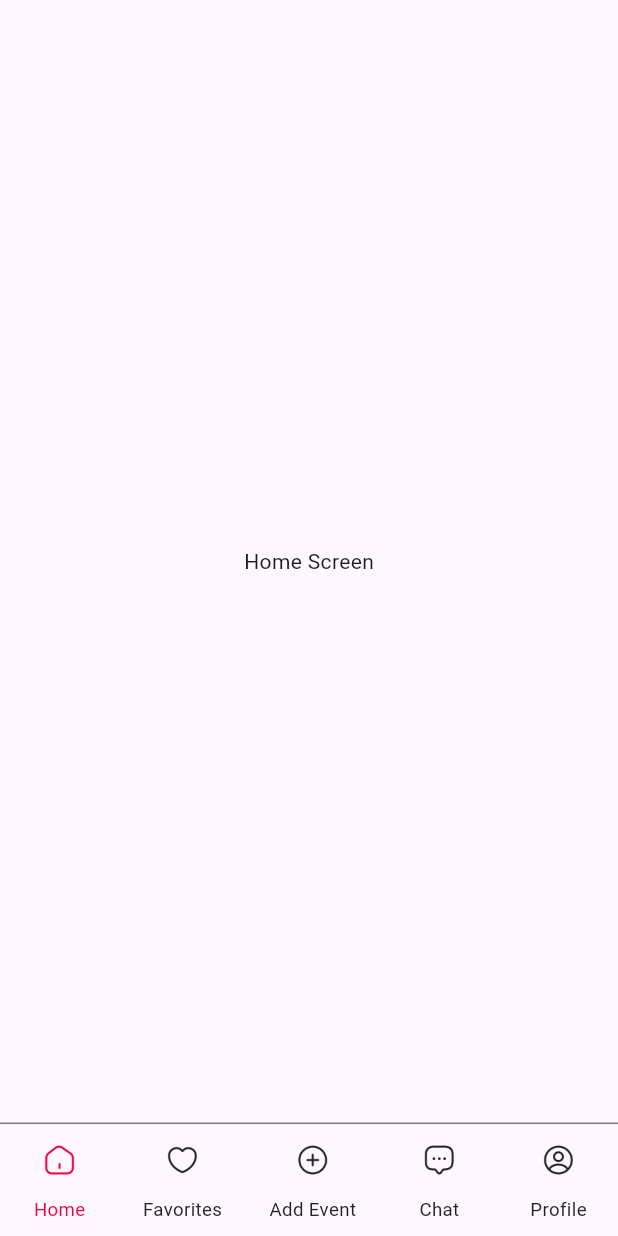
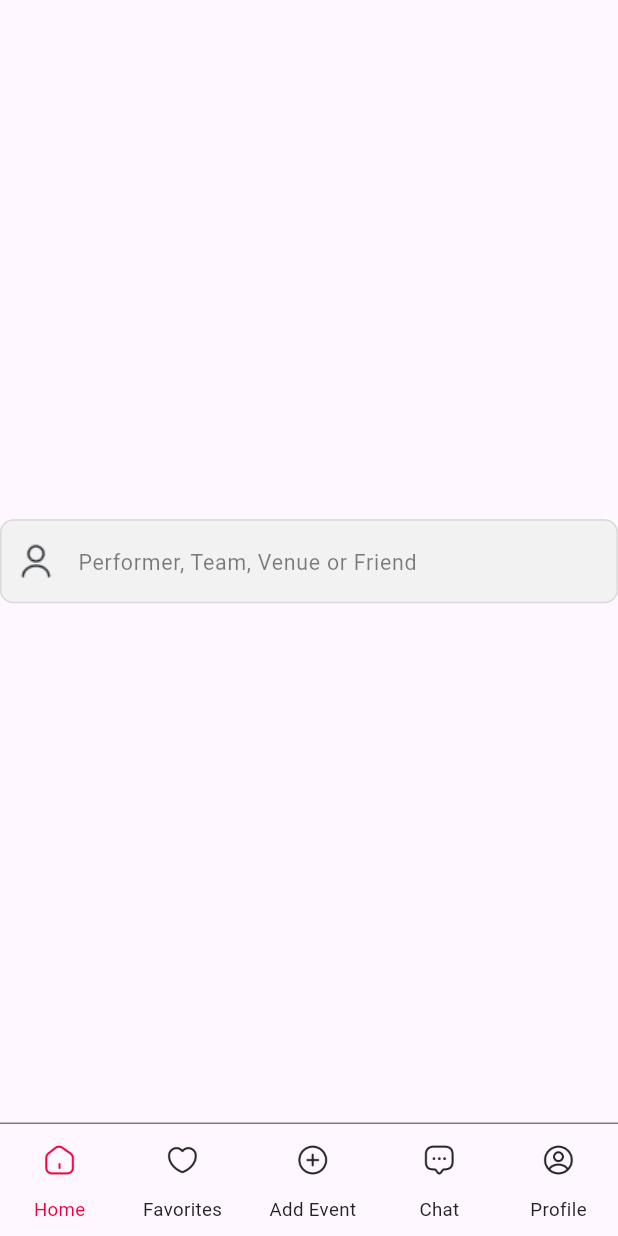
Before and after one commit to zaidahmedkhan/cosend_clone, a Flutter app: the CustomBottomNavBar screen opened directly, on a phone screen of 412 x 824 dp. Run offline on Flutter 3.47's test engine with Material 3 defaults, Android fonts, the phone set to English and light mode, and no system bars; our stand-ins replace flutter_screenutil.

Commit message:
custom search bar added

```diff
--- a/lib/core/constants/app_colors.dart
+++ b/lib/core/constants/app_colors.dart
@@ -4,8 +4,8 @@ class AppColors {
   static const Color primaryButton = Color(0xffEF013D);
   static const Color whiteColor = Color(0xffFFFFFF);
   static const Color blackColor = Color(0xff232323);
-
   static const Color textFieldBorderColor = Color(0xffD9D9D9);
   static const Color hintTextColor = Color(0x80000000);
   static const Color darkPink = Color(0xffEF013D);
+  static const Color lightGrey = Color(0xffF2F2F2);
 }
--- a/lib/view/screens/bottom_nav_bar/home_screen.dart
+++ b/lib/view/screens/bottom_nav_bar/home_screen.dart
@@ -1,3 +1,4 @@
+import 'package:cosend_clone/view/screens/bottom_nav_bar/widgets/custom_search_bar.dart';
 import 'package:flutter/material.dart';
 
 class HomeScreen extends StatelessWidget {
@@ -7,7 +8,10 @@ class HomeScreen extends StatelessWidget {
   Widget build(BuildContext context) {
     return const Scaffold(
       body: Center(
-        child: Text("Home Screen"),
+        child: CustomSearchBar(
+          hintText: "Performer, Team, Venue or Friend ",
+          borderRadius: 10,
+        ),
       ),
     );
   }
--- /dev/null
+++ b/lib/view/screens/bottom_nav_bar/widgets/custom_search_bar.dart
@@ -0,0 +1,43 @@
+import 'package:cosend_clone/core/constants/app_assets.dart';
+import 'package:cosend_clone/core/constants/app_colors.dart';
+import 'package:flutter/material.dart';
+import 'package:flutter_screenutil/flutter_screenutil.dart';
+
+class CustomSearchBar extends StatelessWidget {
+  const CustomSearchBar(
+      {super.key,
+      required this.hintText,
+      required this.borderRadius,
+      this.fillColor = AppColors.lightGrey});
+
+  final String hintText;
+  final double borderRadius;
+  final Color fillColor;
+
+  @override
+  Widget build(BuildContext context) {
+    return TextField(
+      decoration: InputDecoration(
+          prefixIcon: Image.asset(
+            AppImages.personIcon,
+            height: 24.h,
+            width: 24.w,
+          ),
+          hintText: hintText,
+          hintStyle: TextStyle(
+              color: AppColors.hintTextColor,
+              fontSize: 16.sp,
+              fontWeight: FontWeight.w400),
+          fillColor: fillColor,
+          filled: true,
+          enabledBorder: OutlineInputBorder(
+              borderRadius: BorderRadius.circular(borderRadius.r),
+              borderSide:
+                  const BorderSide(color: AppColors.textFieldBorderColor)),
+          focusedBorder: OutlineInputBorder(
+              borderRadius: BorderRadius.circular(borderRadius.r),
+              borderSide:
+                  const BorderSide(color: AppColors.textFieldBorderColor))),
+    );
+  }
+}
```
